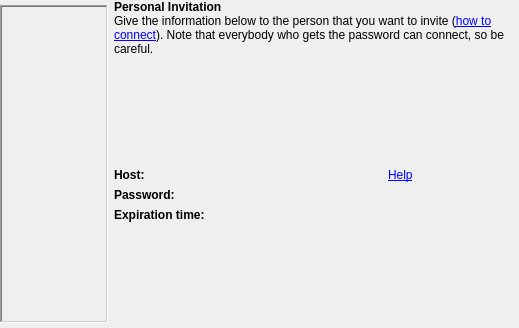
First picture: the form in krfb/rfbpersonalinvitewidget.ui, repository KDE/krfb, before the edit.
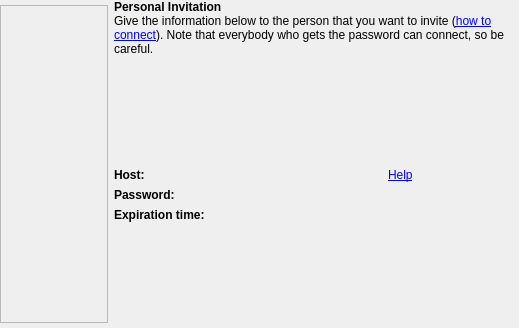
Second picture: the form after the edit.

What changed in the file:
```diff
--- a/krfb/rfbpersonalinvitewidget.ui
+++ b/krfb/rfbpersonalinvitewidget.ui
@@ -83,10 +83,10 @@
       </size>
      </property>
      <property name="frameShape" >
-      <enum>QFrame::WinPanel</enum>
+      <enum>QFrame::StyledPanel</enum>
      </property>
      <property name="frameShadow" >
-      <enum>QFrame::Sunken</enum>
+      <enum>QFrame::Plain</enum>
      </property>
      <property name="scaledContents" >
       <bool>true</bool>
```
Left out of the diff: 6 changed lines with no effect on the pictures.
